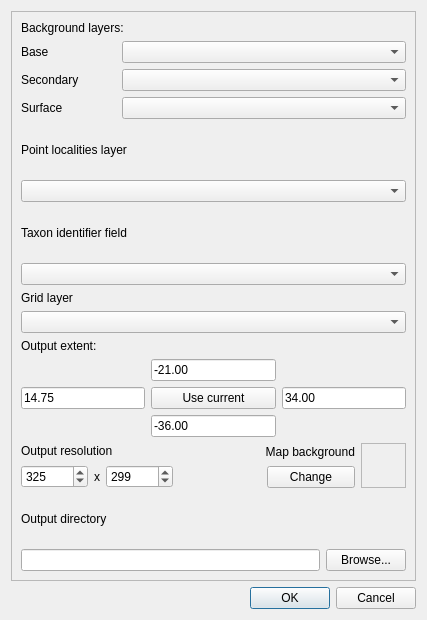
First picture: the form in ui_distromap.ui, repository rudivs/DistroMap, before the edit.
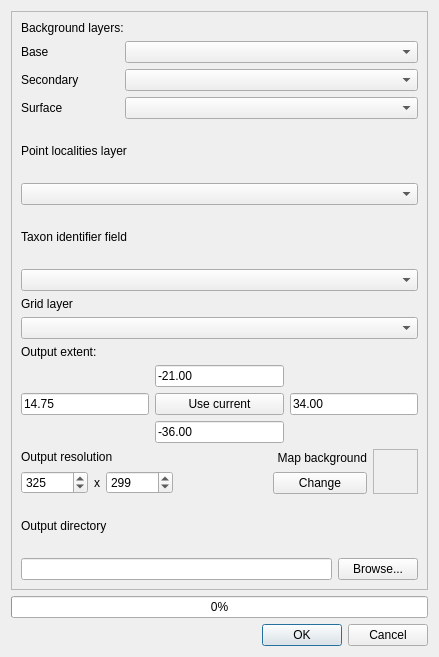
Second picture: the form after the edit.

Commit message: Added progress bar and message box on completion. Closes #4.

What changed in the file:
```diff
--- a/ui_distromap.ui
+++ b/ui_distromap.ui
@@ -6,8 +6,8 @@
    <rect>
     <x>0</x>
     <y>0</y>
-    <width>427</width>
-    <height>620</height>
+    <width>439</width>
+    <height>657</height>
    </rect>
   </property>
   <property name="windowTitle">
@@ -24,8 +24,8 @@
        <rect>
         <x>0</x>
         <y>0</y>
-        <width>407</width>
-        <height>567</height>
+        <width>419</width>
+        <height>573</height>
        </rect>
       </property>
       <layout class="QGridLayout" name="gridLayout_6">
@@ -360,6 +360,13 @@
      </property>
     </widget>
    </item>
+   <item row="1" column="0">
+    <widget class="QProgressBar" name="progressBar">
+     <property name="value">
+      <number>0</number>
+     </property>
+    </widget>
+   </item>
   </layout>
  </widget>
  <resources/>
```
The commit also changes 4 other files.
